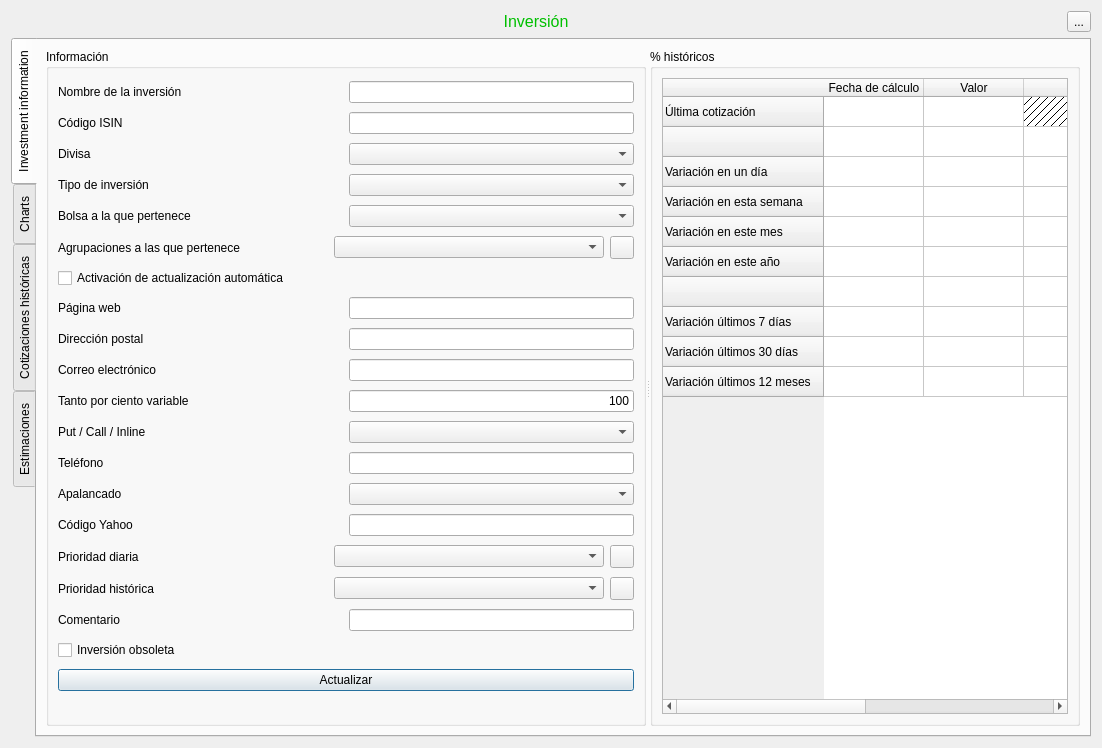
The window that ui/frmAnalisis.ui (turulomio/xulpymoney) describes before a commit, drawn with Qt 5.
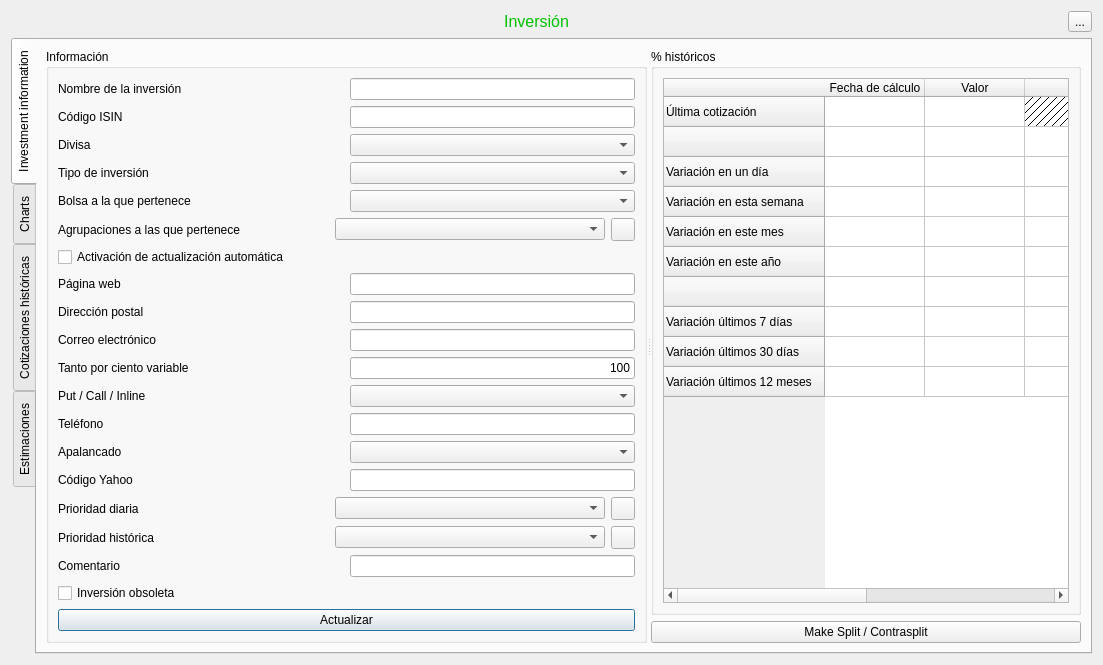
The same window after the commit. Icons and pictures are not drawn. Custom widgets are drawn as their Qt base class.

Commit message: Made split/contrasplit infraestructure

Patch:
```diff
--- a/ui/frmAnalisis.ui
+++ b/ui/frmAnalisis.ui
@@ -9,8 +9,8 @@
    <rect>
     <x>0</x>
     <y>0</y>
-    <width>1102</width>
-    <height>748</height>
+    <width>1103</width>
+    <height>658</height>
    </rect>
   </property>
   <property name="windowTitle">
@@ -661,6 +661,13 @@
                </layout>
               </widget>
              </item>
+             <item>
+              <widget class="QPushButton" name="cmdSplit">
+               <property name="text">
+                <string>Make Split / Contrasplit</string>
+               </property>
+              </widget>
+             </item>
             </layout>
            </widget>
           </widget>
```
The commit also changes 8 other files.
